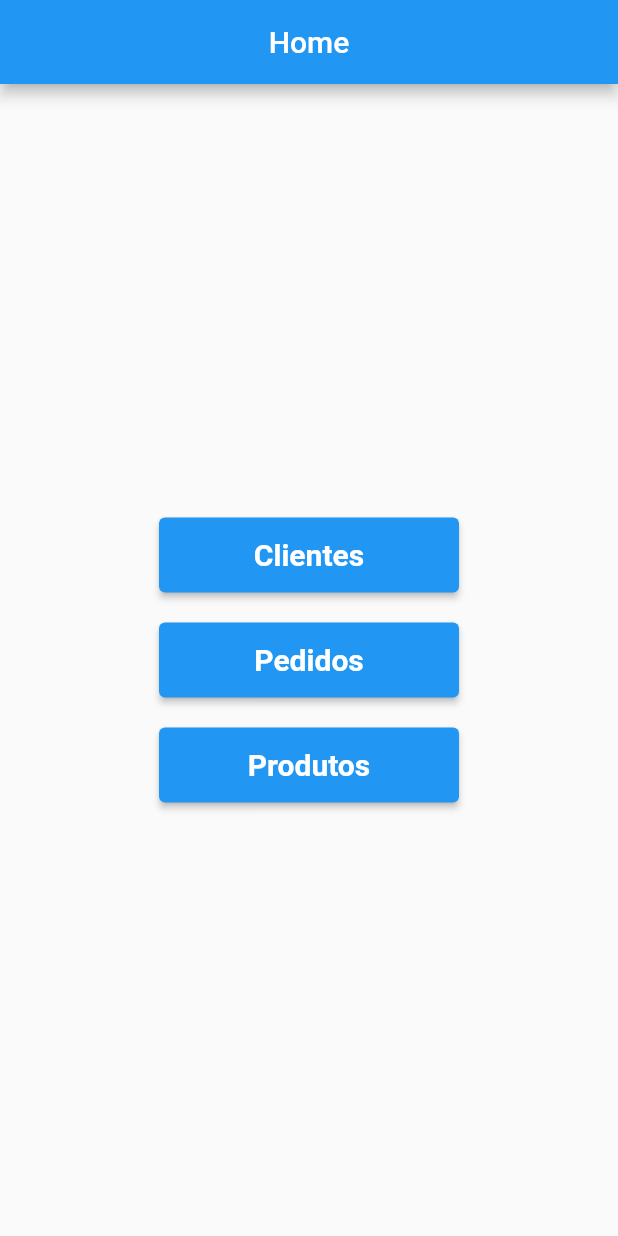
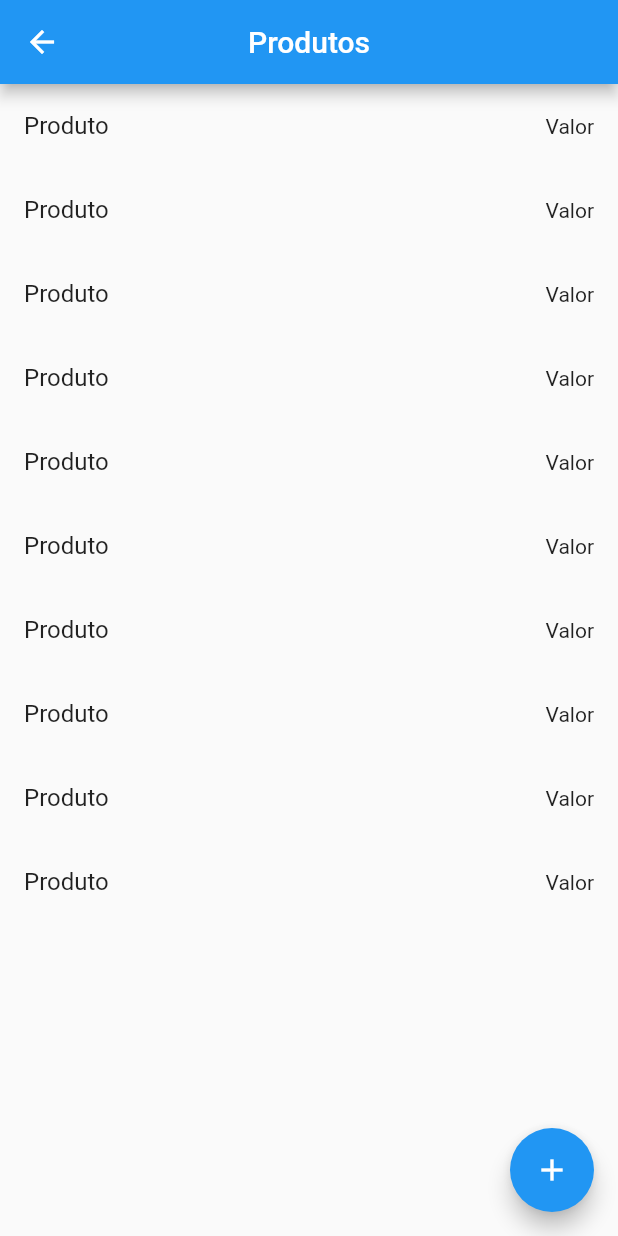
Before and after one commit to thiagothisan/pedidos, a Flutter app: the screen it shows after launch, after a tap on "Produtos", on a phone screen of 412 x 824 dp. Run offline on Flutter 3.47's test engine with Material 2 defaults, Android fonts, the phone set to English and light mode, and no system bars; our stand-ins replace flutter_mobx, mobx, sqflite; accounts and stored records are empty; generated files the repository leaves out were written again.

Commit message:
Adicionado produtos_view

```diff
--- a/lib/main.dart
+++ b/lib/main.dart
@@ -1,6 +1,8 @@
 import 'package:flutter/material.dart';
 import 'package:pedidos/views/clientes/clientes_view.dart';
 import 'package:pedidos/views/home/home_view.dart';
+
+import 'views/produtos/produtos_view.dart';
 
 void main() {
   runApp(MyApp());
@@ -19,6 +21,7 @@ class MyApp extends StatelessWidget {
       routes: {
         '/': (context) => HomeView(),
         '/clientes': (context) => ClientesView(),
+        '/produtos': (context) => ProdutosView(),
       },
     );
   }
--- /dev/null
+++ b/lib/views/produtos/produtos_view.dart
@@ -0,0 +1,53 @@
+import 'package:flutter/material.dart';
+
+class ProdutosView extends StatefulWidget {
+  const ProdutosView({Key? key}) : super(key: key);
+
+  @override
+  _ProdutosViewState createState() => _ProdutosViewState();
+}
+
+class _ProdutosViewState extends State<ProdutosView> {
+  final GlobalKey<FormState> formKey = GlobalKey<FormState>();
+  final TextEditingController nomeController = TextEditingController();
+  final TextEditingController valorController = TextEditingController();
+
+  @override
+  Widget build(BuildContext context) {
+    return Scaffold(
+      appBar: AppBar(
+        title: Text('Produtos'),
+        centerTitle: true,
+      ),
+      body: FutureBuilder(
+          builder: (BuildContext context, AsyncSnapshot snapshot) {
+        if (snapshot.connectionState == ConnectionState.waiting) {
+          return Center(
+            child: CircularProgressIndicator(),
+          );
+        } else {
+          if (snapshot.error != null) {
+            return Center(
+              child: Text('Ocorreu um erro'),
+            );
+          } else {
+            return ListView.builder(
+                itemCount: 10,
+                itemBuilder: (context, index) {
+                  return ListTile(
+                    title: Text('Produto'),
+                    trailing: Text('Valor'),
+                  );
+                });
+          }
+        }
+      }),
+      floatingActionButton: FloatingActionButton(
+        onPressed: () {},
+        child: const Icon(
+          Icons.add,
+        ),
+      ),
+    );
+  }
+}
```
